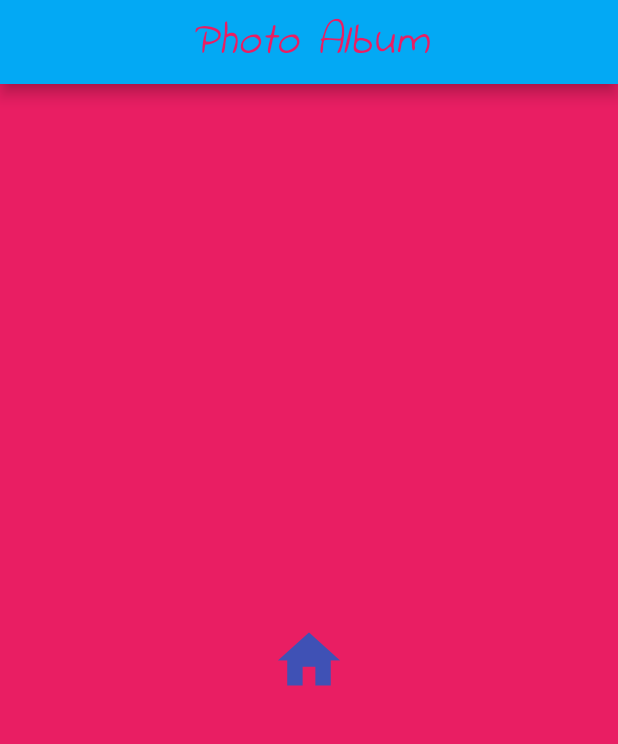
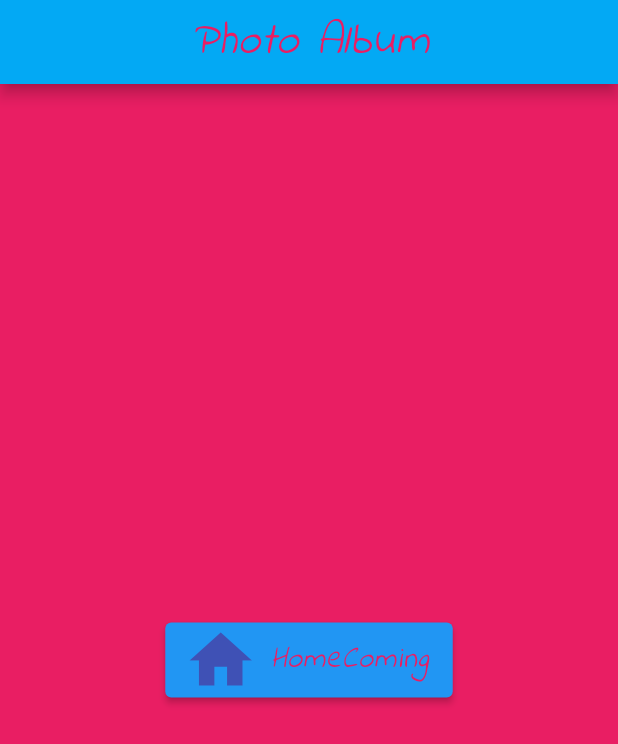
Before and after one commit to lodyne/fluttering, a Flutter app: the screen it shows after launch, on a phone screen of 412 x 824 dp. Shown: the top 744 px of the screen. Run offline on Flutter 3.47's test engine with Material 2 defaults, Android fonts, the phone set to English and light mode, and no system bars.

Commit message:
feat(button,icon):add Elevated Button.icon

```diff
--- a/newApp/lib/main.dart
+++ b/newApp/lib/main.dart
@@ -33,15 +33,26 @@ class HomePage extends StatelessWidget {
         //   ),
         // ),
         body: Center(
-          child: TextButton(
+          child: ElevatedButton.icon(
             onPressed: () {
               print('clicked');
             },
-              child: const Icon(
+            icon: const Icon(
               Icons.home,
               color: Colors.indigo,
               size: 50.0,
-              )),
+            ),
+            label: const Text(
+              "HomeComing",
+              style: TextStyle(
+                fontSize: 20.0,
+                fontStyle: FontStyle.italic,
+                fontFamily: 'IndieFlower',
+                letterSpacing: 0.5,
+                color: Colors.pink,
+              ),
+            ),
+          ),
         ),
         backgroundColor: Colors.pink,
         // bottomNavigationBar: BottomNavigationBar(
```
Lines whose indentation alone changed are shown as unchanged.
